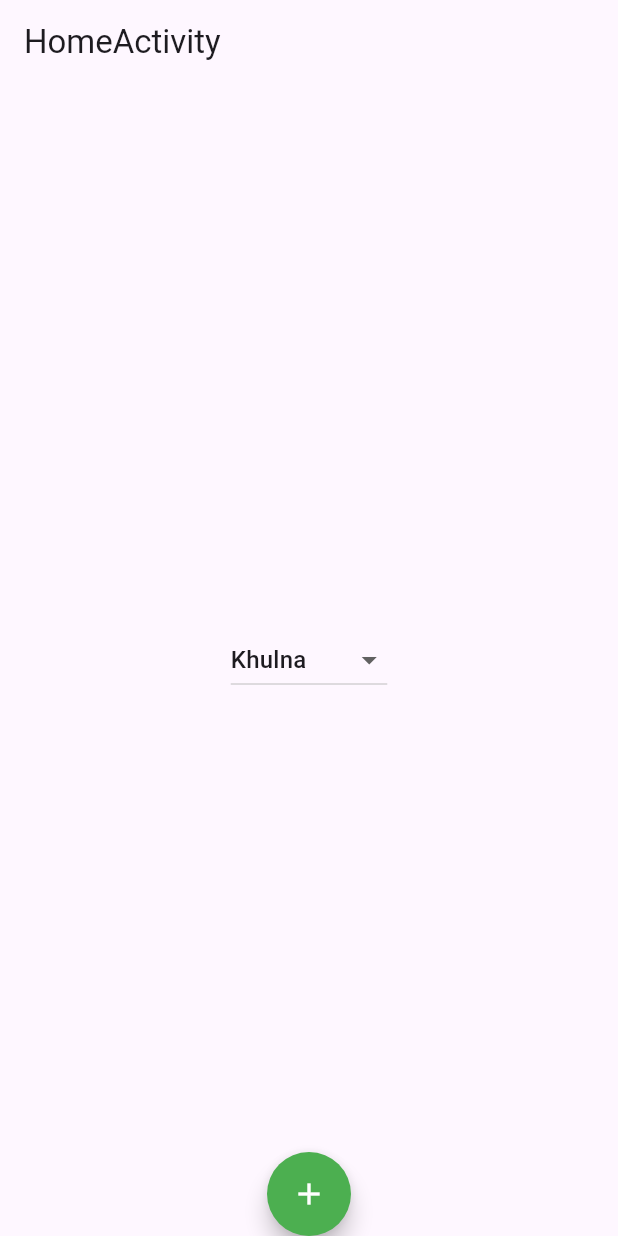
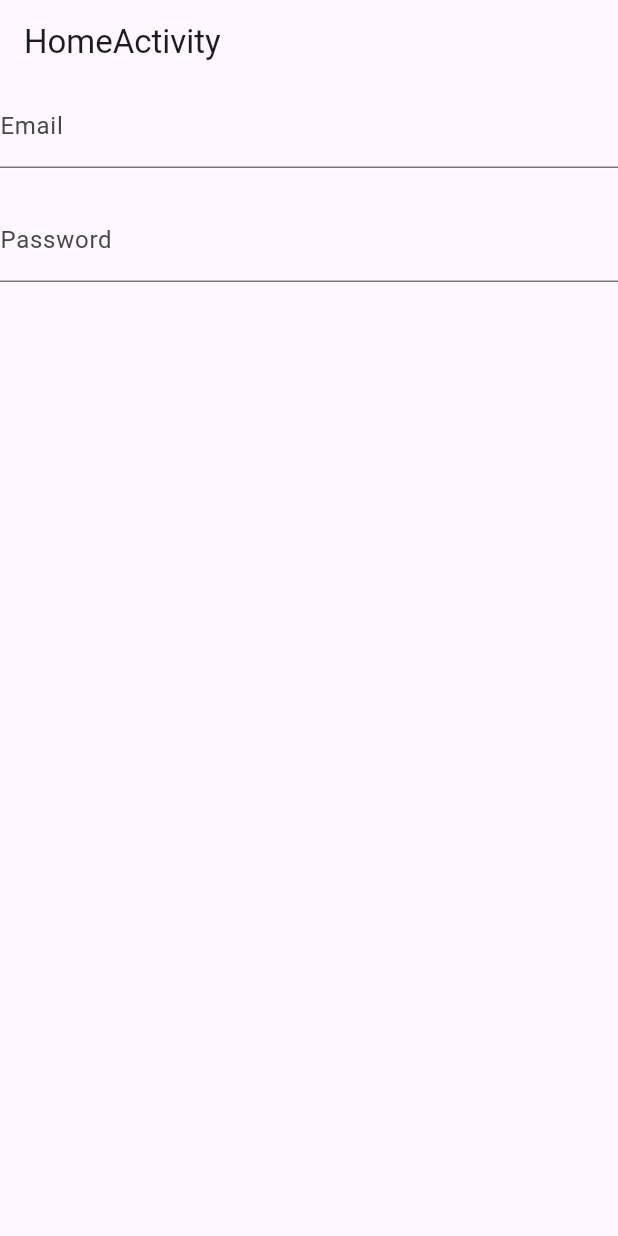
Before and after one commit to Shimon31/basic-Body-Design, a Flutter app: the screen it shows after launch, on a phone screen of 412 x 824 dp. Run offline on Flutter 3.47's test engine with Material 3 defaults, Android fonts, the phone set to English and light mode, and no system bars.

Commit message:
class 17 Complete

```diff
--- a/lib/main.dart
+++ b/lib/main.dart
@@ -10,181 +10,40 @@ class myApp extends StatelessWidget {
 
   @override
   Widget build(BuildContext context) {
-    return MaterialApp(home: HomeActivity());
+    return MaterialApp(
+        debugShowCheckedModeBanner: false,
+        home: HomeActivity());
   }
 }
 
 class HomeActivity extends StatelessWidget {
-  List<String> cityList = [
-    "Dhaka",
-    "Rajshahi",
-    "Khulna",
-    "Barishal",
-    "Chittagong",
-  ];
+
   var selectedCity = "Khulna";
 
   HomeActivity({super.key});
 
   @override
   Widget build(BuildContext context) {
+
+    double slider = 30;
+
     return Scaffold(
       appBar: AppBar(title: Text("HomeActivity")),
 
-      body: Center(
-        child: Column(
-          mainAxisAlignment: MainAxisAlignment.center,
+      body: Form(child: Column(
+        children: [
 
-          children: [
-            DropdownButton(
-              value: selectedCity,
-              items:
-                  cityList.map((String item) {
-                    return DropdownMenuItem(value: item, child: Text(item));
-                  }).toList(),
+          TextFormField(decoration: InputDecoration(labelText: "Email"),),
+          SizedBox(height: 20,),
+          TextFormField(decoration: InputDecoration(labelText: "Password"),),
+          SizedBox(height: 20,)
 
-              onChanged: (item) {
-                print("Clicked Successfully");
-              },
-            ),
+        ],
 
-            // ElevatedButton(
-            //   onPressed: () {
-            //     print("Clicked Successfully");
-            //   },
-            //   child: Text(
-            //     "Login",
-            //     style: TextStyle(
-            //       color: Colors.white,
-            //       fontWeight: FontWeight.bold,
-            //       fontSize: 20,
-            //     ),
-            //   ),
-            //   style: ElevatedButton.styleFrom(
-            //     backgroundColor: Colors.green,
-            //     elevation: 10,
-            //     shape: RoundedRectangleBorder(
-            //       borderRadius: BorderRadius.circular(3),
-            //     ),
-            //   ),
-            // ),
-            // SizedBox(height: 20),
-            //
-            // ElevatedButton(
-            //   onPressed: () {
-            //     print("Clicked Successfully");
-            //   },
-            //   child: Text(
-            //     "Login",
-            //     style: TextStyle(
-            //       color: Colors.white,
-            //       fontWeight: FontWeight.bold,
-            //     ),
-            //   ),
-            //   style: ElevatedButton.styleFrom(
-            //     backgroundColor: Colors.blue,
-            //     elevation: 10,
-            //     shape: CircleBorder(),
-            //   ),
-            // ),
-            // SizedBox(height: 20),
-            //
-            // TextButton(
-            //   onPressed: () {
-            //     print("Text Button Clicked Successfully");
-            //   },
-            //   child: Text("Text Button"),
-            // ),
-            //
-            // IconButton(
-            //   onPressed: () {
-            //     print("Icon Button Clicked Successfully");
-            //   },
-            //   icon: Icon(Icons.home),
-            // ),
-            //
-            // SizedBox(height: 20),
-            //
-            // ElevatedButton(
-            //   onPressed: () {
-            //     print("Elevated Button Clicked Successfully");
-            //   },
-            //   style: ElevatedButton.styleFrom(
-            //     backgroundColor: Colors.green,
-            //     elevation: 10,
-            //     shape: RoundedRectangleBorder(
-            //       borderRadius: BorderRadius.circular(15),
-            //     ),
-            //   ),
-            //   child: Row(
-            //     children: [
-            //       Icon(Icons.home),
-            //       Text(
-            //         "Elevated Button",
-            //         style: TextStyle(color: Colors.white),
-            //       ),
-            //     ],
-            //   ),
-            // ),
-            // SizedBox(height: 20),
-            //
-            // OutlinedButton(
-            //   onPressed: () {
-            //     print("Outlined Button Clicked Successfully");
-            //   },
-            //
-            //   style: OutlinedButton.styleFrom(
-            //     backgroundColor: Colors.green,
-            //     side: BorderSide(color: Colors.black, width: 2),
-            //     shape: RoundedRectangleBorder(
-            //       borderRadius: BorderRadius.circular(1),
-            //     ),
-            //   ),
-            //   child: Text(
-            //     "Outlined Button",
-            //     style: TextStyle(color: Colors.white),
-            //   ),
-            // ),
-            //
-            // SizedBox(height: 20),
-            //
-            // OutlinedButton(
-            //   onPressed: () {
-            //     print("Outlined Button Clicked Successfully");
-            //   },
-            //
-            //   style: OutlinedButton.styleFrom(
-            //     backgroundColor: Colors.green,
-            //     side: BorderSide(color: Colors.black, width: 2),
-            //     shape: CircleBorder(),
-            //   ),
-            //   child: Icon(Icons.accessibility_new_rounded),
-            // ),
-            //
-            // InkWell(
-            //   onTap: () {
-            //     print("InkWell Clicked Successfully");
-            //   },
-            //   onDoubleTap: () {
-            //     print("InkWell Double Clicked Successfully");
-            //   },
-            //   onLongPress: () {
-            //     print("InkWell Long Clicked Successfully");
-            //   },
-            //   child: Text("data"),
-            // ),
-          ],
-        ),
-      ),
+      ))
 
-      floatingActionButton: FloatingActionButton(
-        onPressed: () {},
-        child: Icon(Icons.add),
-        shape: CircleBorder(),
-        foregroundColor: Colors.white,
-        backgroundColor: Colors.green,
-      ),
-      floatingActionButtonLocation: FloatingActionButtonLocation.centerDocked,
+
+
     );
   }
 }
```
Also changed, not shown: 6 other files.
